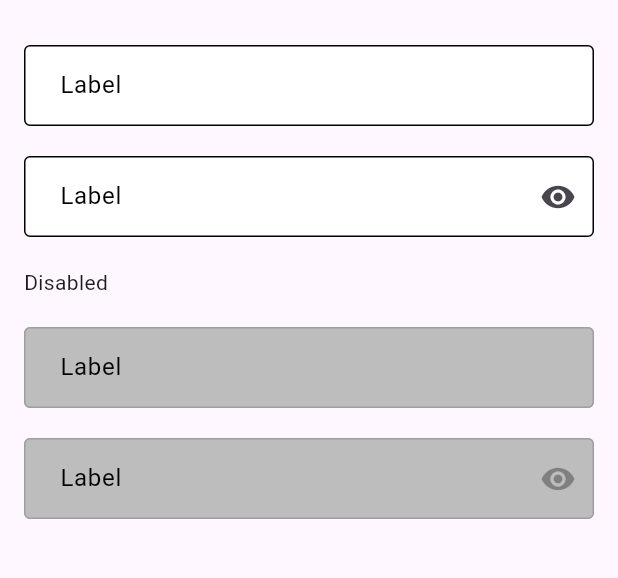
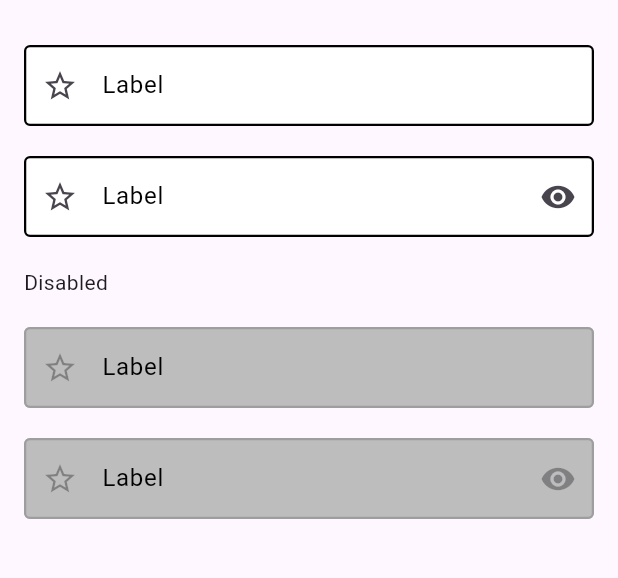
Before and after one commit to marcoantonio567/design_system_flutter, a Flutter app: the InputFieldPage screen opened directly, on a phone screen of 412 x 824 dp, the part 63-641 px from its top. Run offline on Flutter 3.47's test engine with Material 3 defaults, Android fonts, the light colour scheme and no system bars.

Commit message:
terminando o design system

```diff
--- a/lib/DesignSystem/Components/InputField/input_text.dart
+++ b/lib/DesignSystem/Components/InputField/input_text.dart
@@ -49,6 +49,7 @@ class StyledInputFieldState extends State<StyledInputField> {
     InputDecoration decoration = InputDecoration(
       contentPadding: const EdgeInsets.symmetric(vertical: 15, horizontal: 20),
       filled: true,
+      prefixIcon: widget.viewModel.prefixIcon,
       suffixIcon: widget.viewModel.password
           ? IconButton(
               icon: Icon(obscureText ? Icons.visibility : Icons.visibility_off),
@@ -60,23 +61,23 @@ class StyledInputFieldState extends State<StyledInputField> {
       labelStyle: const TextStyle(color: Colors.black),
       border: OutlineInputBorder(
         borderRadius: BorderRadius.circular(4),
-        borderSide: const BorderSide(color: Colors.black),
+        borderSide: const BorderSide(color: Colors.black, width: 1.5),
       ),
       errorBorder: OutlineInputBorder(
         borderRadius: BorderRadius.circular(4),
-        borderSide: const BorderSide(color: Colors.red),
+        borderSide: const BorderSide(color: Colors.red, width: 1.5),
       ),
       focusedBorder: OutlineInputBorder(
         borderRadius: BorderRadius.circular(4),
-        borderSide: const BorderSide(color: Colors.black),
+        borderSide: const BorderSide(color: Color(0xFF4E61F6), width: 1.5),
       ),
       enabledBorder: OutlineInputBorder(
         borderRadius: BorderRadius.circular(4),
-        borderSide: const BorderSide(color: Colors.black),
+        borderSide: const BorderSide(color: Colors.black, width: 1.5),
       ),
       disabledBorder: OutlineInputBorder(
         borderRadius: BorderRadius.circular(4),
-        borderSide: const BorderSide(color: Colors.grey),
+        borderSide: const BorderSide(color: Colors.grey, width: 1.5),
       ),
       errorText: errorMsg,
     );
--- a/lib/DesignSystem/Components/InputField/input_text_view_model.dart
+++ b/lib/DesignSystem/Components/InputField/input_text_view_model.dart
@@ -5,6 +5,7 @@ class InputTextViewModel {
   final String placeholder;
   bool password;
   final Widget? suffixIcon;
+  final Widget? prefixIcon;
   final bool isEnabled;
   final String? Function(String?)? validator;
   final VoidCallback? togglePasswordVisibility;
@@ -14,6 +15,7 @@ class InputTextViewModel {
     required this.placeholder,
     required this.password,
     this.suffixIcon,
+    this.prefixIcon,
     this.isEnabled = true,
     this.validator,
     this.togglePasswordVisibility,
--- a/lib/DesignSystem/Samples/inputFieldSampleScreen/input_field_sample_screen.dart
+++ b/lib/DesignSystem/Samples/inputFieldSampleScreen/input_field_sample_screen.dart
@@ -28,6 +28,7 @@ class InputFieldPage extends StatelessWidget {
                 controller: controller1,
                 placeholder: 'Label',
                 password: false,
+                prefixIcon: const Icon(Icons.star_border),
                 validator: (value) {
                   if (value == null || value.isEmpty) {
                     return 'Esse campo é obrigatório';
@@ -44,6 +45,7 @@ class InputFieldPage extends StatelessWidget {
                 controller: passwordController1,
                 placeholder: 'Label',
                 password: true,
+                prefixIcon: const Icon(Icons.star_border),
                 suffixIcon: const Icon(Icons.remove_red_eye),
                 validator: (value) {
                   if (value == null || value.isEmpty) {
@@ -61,6 +63,7 @@ class InputFieldPage extends StatelessWidget {
                 controller: controller2,
                 placeholder: 'Label',
                 password: false,
+                prefixIcon: const Icon(Icons.star_border),
                 isEnabled: false,
               ),
             ),
@@ -70,6 +73,7 @@ class InputFieldPage extends StatelessWidget {
                 controller: passwordController2,
                 placeholder: 'Label',
                 password: false,
+                prefixIcon: const Icon(Icons.star_border),
                 isEnabled: false,
                 suffixIcon: const Icon(Icons.remove_red_eye)
               ),
```
